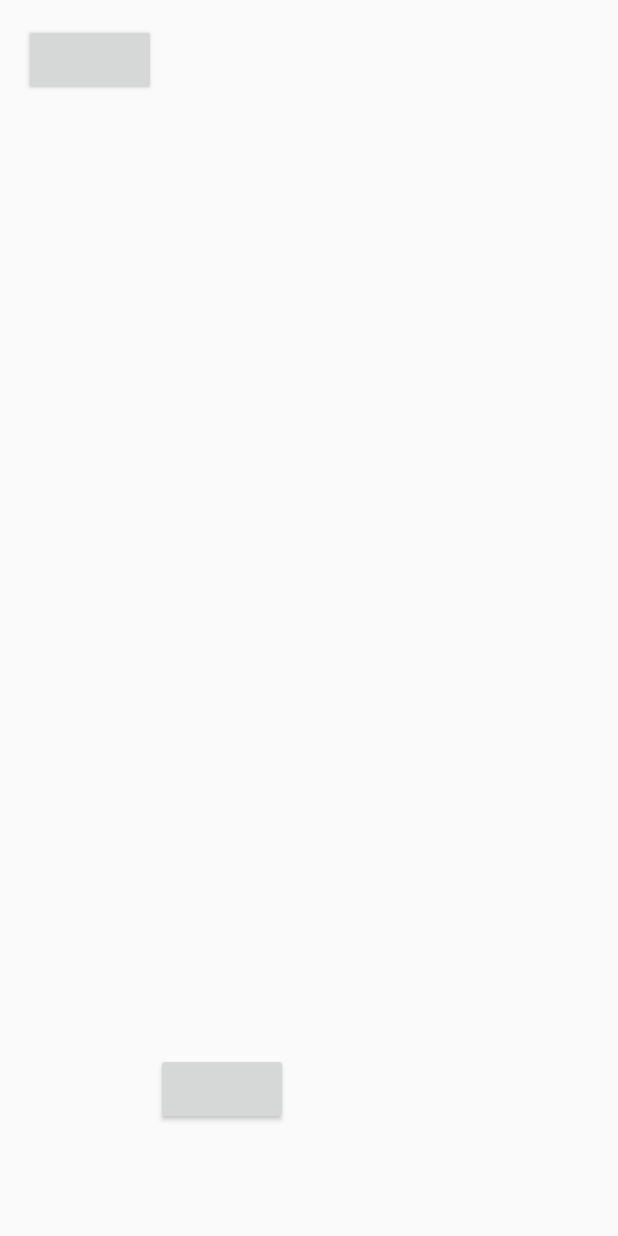
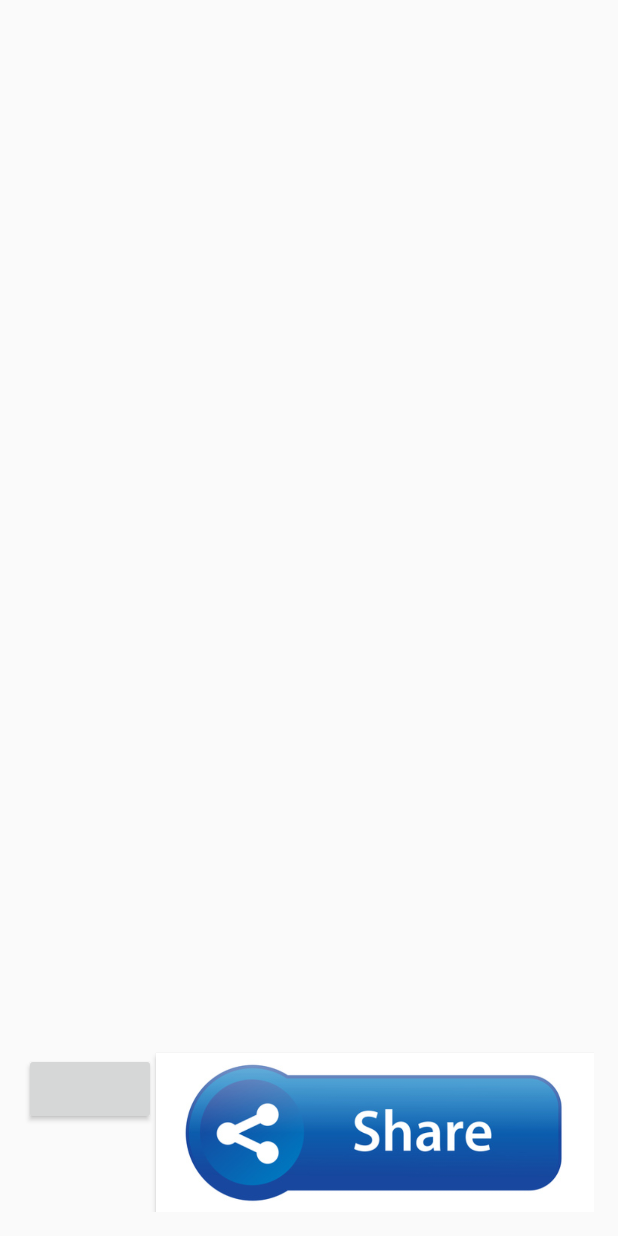
Before and after one commit to JoeXL/HowToML, an Android app: the screen it shows after launch (MainActivity), on a phone screen of 412 x 824 dp. Run offline under Robolectric (Android 15) with nearby library versions, the light colour scheme and no system bars; libraries missing offline, so code that uses them is left out: com.facebook, com.facebook.login, com.facebook.share, com.twitter.sdk, io.fabric.sdk; plain views replace LoginButton; 7 statements that could not run were skipped.

Commit message:
Single share button. Lots of unused code from previous implementation such as Fabric and Facebook login.

```diff
--- a/SocialMedia/app/src/main/java/com/Team17/socialmedia/MainActivity.java
+++ b/SocialMedia/app/src/main/java/com/Team17/socialmedia/MainActivity.java
@@ -6,6 +6,13 @@ import android.graphics.Bitmap;
 import android.net.Uri;
 import android.support.v7.app.AppCompatActivity;
 import android.os.Bundle;
+import android.view.View;
+import android.view.ViewGroup;
+import android.widget.AbsListView;
+import android.widget.Button;
+import android.widget.GridLayout;
+import android.widget.GridView;
+import android.widget.ImageButton;
 import android.widget.TextView;
 
 import com.facebook.CallbackManager;
@@ -28,6 +35,7 @@ import java.io.File;
 public class MainActivity extends Activity {
     private TextView info;
     private LoginButton loginButton;
+    private Button shareButton;
     private CallbackManager callbackManager;
 
     @Override
@@ -36,6 +44,8 @@ public class MainActivity extends Activity {
 
         FacebookSdk.sdkInitialize(getApplicationContext());
         callbackManager = CallbackManager.Factory.create();
+
+
 
         setContentView(R.layout.activity_main);
         info = (TextView)findViewById(R.id.info);
@@ -70,10 +80,22 @@ public class MainActivity extends Activity {
                 .build();
 
 
+        shareButton = (Button)findViewById(R.id.share_button);
+        shareButton.setOnClickListener(new View.OnClickListener() {
+            public void onClick(View v) {
+                share();
+            }
+        });
+
         TwitterAuthConfig authConfig = new TwitterAuthConfig("05iACK0HOD3tjAwIAh4DHfXm7","K3HcLD5yAphXUwQLKBgbEmtXqtV3tutDMpULKHmLiYC3OeKSMN");
         Fabric.with(this, new Twitter(authConfig), new TweetComposer());
 
 
+
+
+    }
+
+    private void share() {
 
         //create the send intent
         Intent shareIntent =
@@ -82,21 +104,17 @@ public class MainActivity extends Activity {
         //set the type
         shareIntent.setType("text/plain");
 
-        //add a subject
-        shareIntent.putExtra(android.content.Intent.EXTRA_SUBJECT, "HowToML");
-
         //build the body of the message to be shared
-        String shareMessage = "I've just completed a level on HowToML! ******Then link to our app in play store";
+        String shareMessage = "I've just completed a level on HowToML! ******Then link to our app in play store*********";
 
         //add the message
+        shareIntent.putExtra(android.content.Intent.EXTRA_SUBJECT, "HowToML");
         shareIntent.putExtra(android.content.Intent.EXTRA_TEXT, shareMessage);
 
         //start the chooser for sharing
         startActivity(Intent.createChooser(shareIntent, "Which app are you going to share to!"));
+    }
 
-
-
-    }
 
     @Override
     protected void onActivityResult(int requestCode, int resultCode, Intent data) {
--- a/SocialMedia/app/src/main/java/com/Team17/socialmedia/Share.java
+++ b/SocialMedia/app/src/main/java/com/Team17/socialmedia/Share.java
@@ -5,7 +5,12 @@ import android.content.Intent;
 /**
  * Created by George on 18/02/2016.
  */
+
+/*
 public class Share {
+
+    private void share() {
+
 
         //create the send intent
         Intent shareIntent =
@@ -25,5 +30,7 @@ public class Share {
 
         //start the chooser for sharing
         startActivity(Intent.createChooser(shareIntent, "Which app are you going to share to!"));
+    }
+}
 
-}
+*/
--- a/SocialMedia/app/src/main/res/layout/activity_main.xml
+++ b/SocialMedia/app/src/main/res/layout/activity_main.xml
@@ -22,15 +22,20 @@
         android:layout_width="wrap_content"
         android:layout_height="wrap_content"
         android:layout_alignParentBottom="true"
-        android:layout_toRightOf="@+id/button"
-        android:layout_toEndOf="@+id/button"
         android:layout_marginBottom="58dp" />
 
     <Button
+        android:id="@+id/share_button"
         android:layout_width="wrap_content"
         android:layout_height="wrap_content"
-        android:onClick="shareTweet"
-        android:id="@+id/button" />
-
+        android:background="@drawable/sharing"
+        android:height="500dp"
+        android:maxHeight="200dp"
+        android:maxWidth="200dp"
+        android:minHeight="200dp"
+        android:width="50dp"
+        android:layout_toRightOf="@+id/login_button"
+        android:layout_toEndOf="@+id/login_button"
+        android:layout_alignTop="@+id/login_button" />
 
 </RelativeLayout>
```
Also changed, not shown: SocialMedia/app/src/main/res/drawable/sharing.jpg (added). Lines whose indentation alone changed are shown as unchanged.
